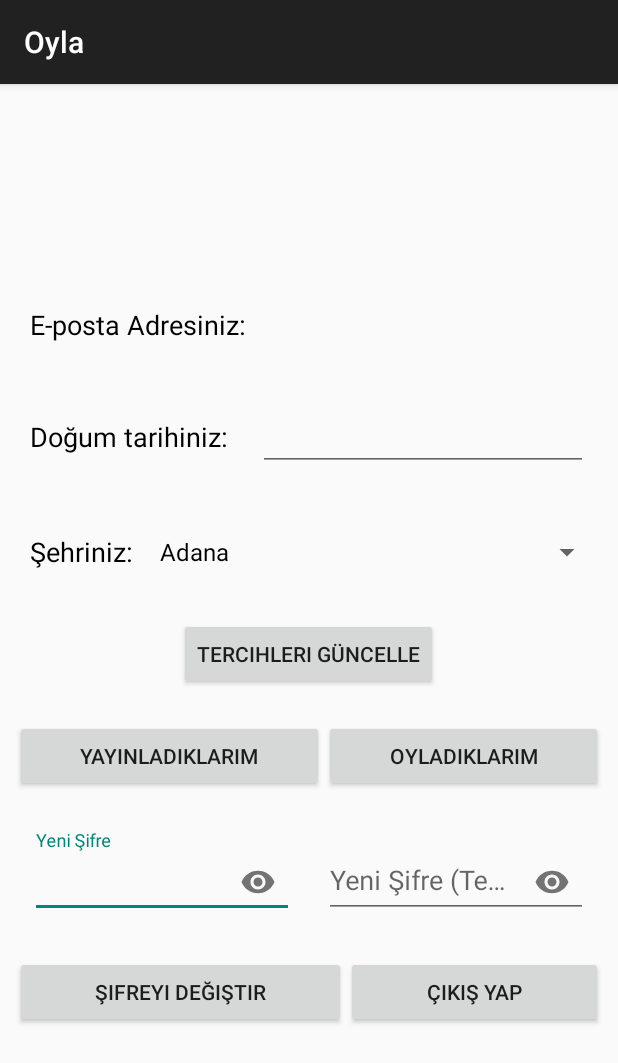
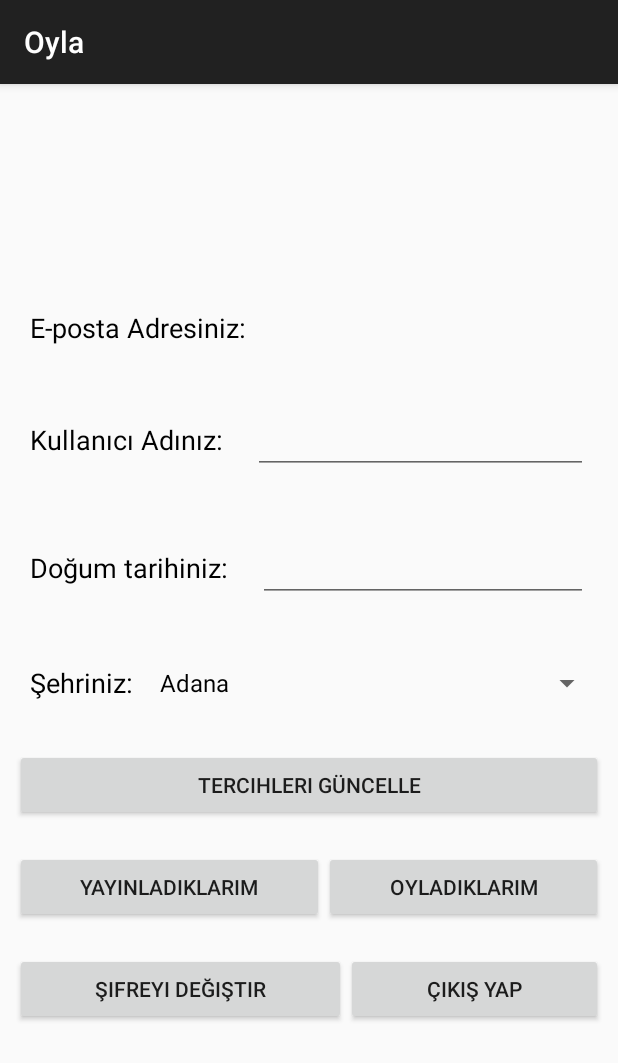
Before and after one commit to noskurt/Oyla, an Android app: the AccountActivity screen opened directly, with no data from a screen before it, on a phone screen of 412 x 824 dp. Shown: the top 1063 px of the screen. Run offline under Robolectric (Android 15) with nearby library versions, the phone set to English and light mode, and no system bars; our stand-ins replace Firebase (no records; nobody signed in at launch, a user with empty details on screens opened directly); 13 statements that could not run were skipped.

Commit message:
Some optimization on AccountActivity

```diff
--- a/app/src/main/java/com/ygznsl/noskurt/oyla/AccountActivity.java
+++ b/app/src/main/java/com/ygznsl/noskurt/oyla/AccountActivity.java
@@ -15,6 +15,7 @@ import android.widget.ArrayAdapter;
 import android.widget.Button;
 import android.widget.DatePicker;
 import android.widget.EditText;
+import android.widget.LinearLayout;
 import android.widget.ProgressBar;
 import android.widget.ScrollView;
 import android.widget.Spinner;
@@ -25,6 +26,7 @@ import com.google.android.gms.tasks.OnCompleteListener;
 import com.google.android.gms.tasks.OnFailureListener;
 import com.google.android.gms.tasks.Task;
 import com.google.firebase.auth.FirebaseAuth;
+import com.google.firebase.auth.FirebaseUser;
 import com.google.firebase.database.DataSnapshot;
 import com.google.firebase.database.DatabaseError;
 import com.google.firebase.database.DatabaseReference;
@@ -44,13 +46,15 @@ public class AccountActivity extends AppCompatActivity {
     private List<City> cities = Collections.synchronizedList(new LinkedList<City>());
     private DatabaseReference db = FirebaseDatabase.getInstance().getReference();
     private FirebaseAuth auth = FirebaseAuth.getInstance();
+    private FirebaseUser currentUser;
     private final Locale locale = new Locale("tr", "TR");
+    private boolean guiInitialized = false;
     private boolean gotCities = false;
     private User user = null;
     private String userKey;
 
-    private ScrollView mainLayoutAccount;
     private TextView txtEmailAccount;
+    private TextView txtUserNameAccount;
     private TextView txtBirthDateAccount;
     private Spinner spinnerCityAccount;
     private Button btnUpdateAccount;
@@ -58,68 +62,24 @@ public class AccountActivity extends AppCompatActivity {
     private Button btnMyVotesAccount;
     private Button btnChangePasswordAccount;
     private Button btnLogoutAccount;
-    private TextInputLayout tilPasswordNewAccount;
-    private TextInputLayout tilPasswordNewAgainAccount;
-    private EditText txtPasswordNewAccount;
-    private EditText txtPasswordNewAgainAccount;
-    private ProgressBar pbUpdatePasswordAccount;
 
-    private void getCities(){
-        cities.clear();
-        cities.addAll(City.getCities(this));
-        spinnerCityAccount.setAdapter(new ArrayAdapter<>(AccountActivity.this, android.R.layout.simple_spinner_dropdown_item, cities));
-        gotCities = true;
-    }
+    private AlertDialog dialogPasswordUpdate;
+    private View viewPasswordUpdate;
+    private ProgressBar pbPasswordUpdate;
+    private ScrollView llResetPassword;
+    private TextInputLayout tilPasswordUpdate;
+    private TextInputLayout tilPasswordNewUpdate;
+    private TextInputLayout tilPasswordNewAgainUpdate;
+    private EditText txtPasswordUpdate;
+    private EditText txtPasswordNewUpdate;
+    private EditText txtPasswordNewAgainUpdate;
 
-    private void putValues(){
-        setTitle(String.format("%s - %s", getResources().getString(R.string.app_name), user.getName()));
-        int index = 0;
-        for (int i = 0; i < cities.size(); i++){
-            if (cities.get(i).getId() == user.getCity()){
-                index = i;
-                break;
-            }
-        }
-        txtEmailAccount.setText(user.getEmail());
-        txtBirthDateAccount.setText(user.getBdate());
-        spinnerCityAccount.setSelection(index);
-    }
+    private void initializeGui(){
+        currentUser = auth.getCurrentUser();
+        if (currentUser == null) finish();
 
-    private void updatePassword(){
-        if (!txtPasswordNewAccount.getText().toString().equals(txtPasswordNewAgainAccount.getText().toString())){
-            tilPasswordNewAccount.setError("Şifreler uyuşmuyor.");
-            tilPasswordNewAgainAccount.setError("Şifreler uyuşmuyor.");
-            txtPasswordNewAccount.requestFocus();
-            return;
-        }
-        tilPasswordNewAccount.setErrorEnabled(false);
-        tilPasswordNewAgainAccount.setErrorEnabled(false);
-        pbUpdatePasswordAccount.setVisibility(View.VISIBLE);
-        mainLayoutAccount.setVisibility(View.GONE);
-        auth.getCurrentUser().updatePassword(txtPasswordNewAccount.getText().toString())
-                .addOnCompleteListener(new OnCompleteListener<Void>() {
-                    @Override
-                    public void onComplete(@NonNull Task<Void> task) {
-                        if (task.isSuccessful()){
-                            Toast.makeText(AccountActivity.this, "Şifreniz başarıyla değiştirildi!", Toast.LENGTH_LONG).show();
-                        } else {
-                            Toast.makeText(AccountActivity.this, "Şifreniz değiştirilemedi!\r\nLütfen daha sonra tekrar deneyin:\r\n" + task.getException().getMessage(), Toast.LENGTH_LONG).show();
-                        }
-                        txtPasswordNewAccount.setText("");
-                        txtPasswordNewAgainAccount.setText("");
-                        pbUpdatePasswordAccount.setVisibility(View.GONE);
-                        mainLayoutAccount.setVisibility(View.VISIBLE);
-                    }
-                });
-    }
-
-    @Override
-    protected void onCreate(Bundle savedInstanceState) {
-        super.onCreate(savedInstanceState);
-        setContentView(R.layout.activity_account);
-
-        mainLayoutAccount = (ScrollView) findViewById(R.id.mainLayoutAccount);
         txtEmailAccount = (TextView) findViewById(R.id.txtEmailAccount);
+        txtUserNameAccount = (EditText) findViewById(R.id.txtUserNameAccount);
         txtBirthDateAccount = (TextView) findViewById(R.id.txtBirthDateAccount);
         spinnerCityAccount = (Spinner) findViewById(R.id.spinnerCityAccount);
         btnUpdateAccount = (Button) findViewById(R.id.btnUpdateAccount);
@@ -128,20 +88,32 @@ public class AccountActivity extends AppCompatActivity {
         btnChangePasswordAccount = (Button) findViewById(R.id.btnChangePasswordAccount);
         btnLogoutAccount = (Button) findViewById(R.id.btnLogoutAccount);
 
-        tilPasswordNewAccount = (TextInputLayout) findViewById(R.id.tilPasswordNewAccount);
-        tilPasswordNewAgainAccount = (TextInputLayout) findViewById(R.id.tilPasswordNewAgainAccount);
-        txtPasswordNewAccount = (EditText) findViewById(R.id.txtPasswordNewAccount);
-        txtPasswordNewAgainAccount = (EditText) findViewById(R.id.txtPasswordNewAgainAccount);
-        pbUpdatePasswordAccount = (ProgressBar) findViewById(R.id.pbUpdatePasswordAccount);
+        viewPasswordUpdate = LayoutInflater.from(this).inflate(R.layout.layout_password_update, null);
+        pbPasswordUpdate = (ProgressBar) viewPasswordUpdate.findViewById(R.id.pbPasswordUpdate);
+        llResetPassword = (ScrollView) viewPasswordUpdate.findViewById(R.id.llResetPassword);
+        tilPasswordUpdate = (TextInputLayout) viewPasswordUpdate.findViewById(R.id.tilPasswordUpdate);
+        tilPasswordNewUpdate = (TextInputLayout) viewPasswordUpdate.findViewById(R.id.tilPasswordNewUpdate);
+        tilPasswordNewAgainUpdate = (TextInputLayout) viewPasswordUpdate.findViewById(R.id.tilPasswordNewAgainUpdate);
+        txtPasswordUpdate = (EditText) viewPasswordUpdate.findViewById(R.id.txtPasswordUpdate);
+        txtPasswordNewUpdate = (EditText) viewPasswordUpdate.findViewById(R.id.txtPasswordNewUpdate);
+        txtPasswordNewAgainUpdate = (EditText) viewPasswordUpdate.findViewById(R.id.txtPasswordNewAgainUpdate);
 
-        final DatePickerDialog.OnDateSetListener listener = new DatePickerDialog.OnDateSetListener() {
-            @Override
-            public void onDateSet(DatePicker datePicker, int year, int monthOfYear, int dayOfMonth) {
-                final Calendar calendar = Calendar.getInstance(locale);
-                calendar.set(year, monthOfYear, dayOfMonth);
-                txtBirthDateAccount.setText(User.DATE_FORMAT.format(calendar.getTime()));
-            }
-        };
+        dialogPasswordUpdate = new AlertDialog.Builder(AccountActivity.this)
+                .setView(viewPasswordUpdate)
+                .setTitle(getString(R.string.text_btnChangePassword))
+                .setPositiveButton("Değiştir", new DialogInterface.OnClickListener() {
+                    @Override
+                    public void onClick(DialogInterface dialogInterface, int i) {
+                        updatePassword();
+                    }
+                })
+                .setNegativeButton("İptal", new DialogInterface.OnClickListener() {
+                    @Override
+                    public void onClick(DialogInterface dialogInterface, int i) {
+                        dialogInterface.cancel();
+                    }
+                })
+                .create();
 
         txtBirthDateAccount.setOnClickListener(new View.OnClickListener() {
             @Override
@@ -149,7 +121,14 @@ public class AccountActivity extends AppCompatActivity {
                 final Calendar calendar = Calendar.getInstance(locale);
                 final DatePickerDialog dialog = new DatePickerDialog(
                         AccountActivity.this,
-                        listener,
+                        new DatePickerDialog.OnDateSetListener() {
+                            @Override
+                            public void onDateSet(DatePicker datePicker, int year, int monthOfYear, int dayOfMonth) {
+                                final Calendar calendar = Calendar.getInstance(locale);
+                                calendar.set(year, monthOfYear, dayOfMonth);
+                                txtBirthDateAccount.setText(User.DATE_FORMAT.format(calendar.getTime()));
+                            }
+                        },
                         calendar.get(Calendar.YEAR),
                         calendar.get(Calendar.MONTH),
                         calendar.get(Calendar.DAY_OF_MONTH)
@@ -161,7 +140,7 @@ public class AccountActivity extends AppCompatActivity {
         btnChangePasswordAccount.setOnClickListener(new View.OnClickListener() {
             @Override
             public void onClick(View view) {
-                updatePassword();
+                dialogPasswordUpdate.show();
             }
         });
 
@@ -180,19 +159,40 @@ public class AccountActivity extends AppCompatActivity {
             }
         });
 
+        btnUpdateAccount.setOnClickListener(new View.OnClickListener() {
+            @Override
+            public void onClick(View view) {
+                updateUserInfo();
+            }
+        });
+
+        btnMyPollsAccount.setOnClickListener(new View.OnClickListener() {
+            @Override
+            public void onClick(View view) {
+                // TODO
+            }
+        });
+
+        btnMyVotesAccount.setOnClickListener(new View.OnClickListener() {
+            @Override
+            public void onClick(View view) {
+                // TODO
+            }
+        });
+
         if (!gotCities) getCities();
 
         user = (User) getIntent().getExtras().getSerializable("user");
         userKey = getIntent().getExtras().getString("userKey");
 
         if (user == null){
-            db.child("user").orderByChild("email").equalTo(auth.getCurrentUser().getEmail()).addListenerForSingleValueEvent(new ValueEventListener() {
+            db.child("user").orderByChild("email").equalTo(currentUser.getEmail()).addListenerForSingleValueEvent(new ValueEventListener() {
                 @Override
                 public void onDataChange(DataSnapshot dataSnapshot) {
                     for (DataSnapshot ds : dataSnapshot.getChildren()){
                         user = ds.getValue(User.class);
                         userKey = ds.getKey();
-                        putValues();
+                        if (guiInitialized) putValues();
                     }
                 }
 
@@ -200,6 +200,81 @@ public class AccountActivity extends AppCompatActivity {
                 public void onCancelled(DatabaseError databaseError) {}
             });
         } else {
+            if (guiInitialized) putValues();
+        }
+
+        guiInitialized = true;
+    }
+
+    private void getCities(){
+        cities.clear();
+        cities.addAll(City.getCities(this));
+        spinnerCityAccount.setAdapter(new ArrayAdapter<>(AccountActivity.this, android.R.layout.simple_spinner_dropdown_item, cities));
+        gotCities = true;
+    }
+
+    private void putValues(){
+        //setTitle(String.format("%s - %s", getResources().getString(R.string.app_name), user.getName()));
+        int index = 0;
+        for (int i = 0; i < cities.size(); i++){
+            if (cities.get(i).getId() == user.getCity()){
+                index = i;
+                break;
+            }
+        }
+        txtEmailAccount.setText(user.getEmail());
+        txtUserNameAccount.setText(user.getName());
+        txtBirthDateAccount.setText(user.getBdate());
+        spinnerCityAccount.setSelection(index);
+    }
+
+    private void updatePassword(){
+        if (!txtPasswordNewUpdate.getText().toString().equals(txtPasswordNewAgainUpdate.getText().toString())){
+            tilPasswordNewUpdate.setError("Şifreler uyuşmuyor.");
+            tilPasswordNewAgainUpdate.setError("Şifreler uyuşmuyor.");
+            txtPasswordNewUpdate.requestFocus();
+            return;
+        }
+        tilPasswordNewUpdate.setErrorEnabled(false);
+        tilPasswordNewAgainUpdate.setErrorEnabled(false);
+        pbPasswordUpdate.setVisibility(View.VISIBLE);
+        llResetPassword.setVisibility(View.GONE);
+        currentUser.updatePassword(txtPasswordNewUpdate.getText().toString())
+                .addOnCompleteListener(new OnCompleteListener<Void>() {
+                    @Override
+                    public void onComplete(@NonNull Task<Void> task) {
+                        if (task.isSuccessful()){
+                            Toast.makeText(AccountActivity.this, "Şifreniz başarıyla değiştirildi!", Toast.LENGTH_LONG).show();
+                        } else {
+                            Toast.makeText(AccountActivity.this, "Şifreniz değiştirilemedi!\r\nLütfen daha sonra tekrar deneyin:\r\n" + task.getException().getMessage(), Toast.LENGTH_LONG).show();
+                        }
+                        txtPasswordNewUpdate.setText("");
+                        txtPasswordNewAgainUpdate.setText("");
+                        pbPasswordUpdate.setVisibility(View.GONE);
+                        llResetPassword.setVisibility(View.VISIBLE);
+                    }
+                });
+    }
+
+    private void updateUserInfo(){
+        final String name = txtUserNameAccount.getText().toString();
+        final String bdate = txtBirthDateAccount.getText().toString();
+        final int city = ((City) spinnerCityAccount.getSelectedItem()).getId();
+
+        final StringBuilder str = new StringBuilder()
+                .append("Yeni isim: ").append(name).append("\r\n")
+                .append("Yeni doğum tarihi: ").append(bdate).append("\r\n")
+                .append("Yeni şehir: ").append(city).append("\r\n");
+
+        Toast.makeText(this, str.toString().trim(), Toast.LENGTH_LONG).show();
+    }
+
+    @Override
+    protected void onCreate(Bundle savedInstanceState) {
+        super.onCreate(savedInstanceState);
+        setContentView(R.layout.activity_account);
+        if (!guiInitialized){
+            initializeGui();
             putValues();
         }
     }
--- a/app/src/main/java/com/ygznsl/noskurt/oyla/MainActivity.java
+++ b/app/src/main/java/com/ygznsl/noskurt/oyla/MainActivity.java
@@ -72,6 +72,7 @@ public class MainActivity extends AppCompatActivity {
     }
 
     private void getPolls(){
+        db.child("poll").keepSynced(true);
         db.child("poll").addValueEventListener(new ValueEventListener() {
             @Override
             public void onDataChange(DataSnapshot dataSnapshot) {
--- a/app/src/main/res/layout/activity_account.xml
+++ b/app/src/main/res/layout/activity_account.xml
@@ -1,20 +1,11 @@
 <?xml version="1.0" encoding="utf-8"?>
 <RelativeLayout
     xmlns:android="http://schemas.android.com/apk/res/android"
-    xmlns:app="http://schemas.android.com/apk/res-auto"
     xmlns:tools="http://schemas.android.com/tools"
     android:layout_width="match_parent"
     android:layout_height="match_parent"
     android:orientation="vertical"
     tools:context="com.ygznsl.noskurt.oyla.AccountActivity">
-
-    <ProgressBar
-        android:id="@+id/pbUpdatePasswordAccount"
-        android:layout_width="100dp"
-        android:layout_height="100dp"
-        android:layout_centerHorizontal="true"
-        android:layout_centerVertical="true"
-        android:visibility="gone" />
 
     <ScrollView
         android:id="@+id/mainLayoutAccount"
@@ -40,6 +31,7 @@
                     android:layout_width="match_parent"
                     android:layout_height="wrap_content"
                     android:layout_margin="10dp"
+                    android:layout_alignParentStart="true"
                     android:orientation="horizontal" >
 
                     <TextView
@@ -65,10 +57,42 @@
                 </RelativeLayout>
 
                 <RelativeLayout
+                    android:id="@+id/rlUserName"
+                    android:layout_width="match_parent"
+                    android:layout_height="wrap_content"
+                    android:layout_margin="10dp"
+                    android:layout_below="@+id/rlEmail"
+                    android:orientation="horizontal"
+                    android:descendantFocusability="beforeDescendants"
+                    android:focusableInTouchMode="true" >
+
+                    <TextView
+                        android:id="@+id/txtUserNameLabelAccount"
+                        android:layout_width="wrap_content"
+                        android:layout_height="wrap_content"
+                        android:layout_margin="10dp"
+                        android:layout_alignParentStart="true"
+                        android:layout_centerVertical="true"
+                        android:text="@string/text_userName"
+                        android:textSize="8pt"
+                        android:textColor="@android:color/black" />
+
+                    <EditText
+                        android:id="@+id/txtUserNameAccount"
+                        android:layout_width="match_parent"
+                        android:layout_height="wrap_content"
+                        android:layout_margin="10dp"
+                        android:layout_toEndOf="@+id/txtUserNameLabelAccount"
+                        android:textSize="8pt"
+                        android:textColor="@android:color/black" />
+
+                </RelativeLayout>
+
+                <RelativeLayout
                     android:id="@+id/rlBirthDate"
                     android:layout_width="match_parent"
                     android:layout_height="wrap_content"
-                    android:layout_below="@+id/rlEmail"
+                    android:layout_below="@+id/rlUserName"
                     android:layout_margin="10dp"
                     android:orientation="horizontal" >
 
@@ -125,7 +149,7 @@
 
                 <Button
                     android:id="@+id/btnUpdateAccount"
-                    android:layout_width="wrap_content"
+                    android:layout_width="match_parent"
                     android:layout_height="wrap_content"
                     android:text="@string/text_btnUpdate"
                     android:layout_margin="10dp"
@@ -158,55 +182,6 @@
             </LinearLayout>
 
             <LinearLayout
-                android:id="@+id/llResetPassword"
-                android:layout_width="match_parent"
-                android:layout_height="wrap_content"
-                android:layout_margin="10dp"
-                android:orientation="horizontal" >
-
-                <android.support.design.widget.TextInputLayout
-                    android:id="@+id/tilPasswordNewAccount"
-                    android:layout_width="match_parent"
-                    android:layout_height="wrap_content"
-                    android:layout_marginRight="10dp"
-                    android:layout_marginLeft="10dp"
-                    android:layout_marginTop="5dp"
-                    android:layout_marginBottom="5dp"
-                    android:layout_weight="0.5"
-                    app:passwordToggleEnabled="true" >
-
-                    <EditText
-                        android:id="@+id/txtPasswordNewAccount"
-                        android:layout_width="match_parent"
-                        android:layout_height="wrap_content"
-                        android:hint="@string/hint_passwordNew"
-                        android:inputType="textPassword" />
-
-                </android.support.design.widget.TextInputLayout>
-
-                <android.support.design.widget.TextInputLayout
-                    android:id="@+id/tilPasswordNewAgainAccount"
-                    android:layout_width="match_parent"
-                    android:layout_height="wrap_content"
-                    android:layout_marginRight="10dp"
-                    android:layout_marginLeft="10dp"
-                    android:layout_marginTop="5dp"
-                    android:layout_marginBottom="5dp"
-                    android:layout_weight="0.5"
-                    app:passwordToggleEnabled="true" >
-
-                    <EditText
-                        android:id="@+id/txtPasswordNewAgainAccount"
-                        android:layout_width="match_parent"
-                        android:layout_height="wrap_content"
-                        android:hint="@string/hint_passwordNewAgain"
-                        android:inputType="textPassword" />
-
-                </android.support.design.widget.TextInputLayout>
-
-            </LinearLayout>
-
-            <LinearLayout
                 android:id="@+id/llPasswordAndLogout"
                 android:layout_width="match_parent"
                 android:layout_height="wrap_content"
--- a/app/src/main/res/values/strings.xml
+++ b/app/src/main/res/values/strings.xml
@@ -31,6 +31,7 @@
     <string name="text_createPoll">Hemen bir anket oluşturun!</string>
     <string name="text_randomPoll">Bunu oyladınız mı?</string>
     <string name="text_emailAddress">E-posta Adresiniz: </string>
+    <string name="text_userName">Kullanıcı Adınız: </string>
     <string name="text_birthDate">Doğum tarihiniz: </string>
     <string name="text_cityAccount">Şehriniz: </string>
 
```
Also changed, not shown: app/src/main/java/com/ygznsl/noskurt/oyla/SplashActivity.java (+24 -18 lines).
